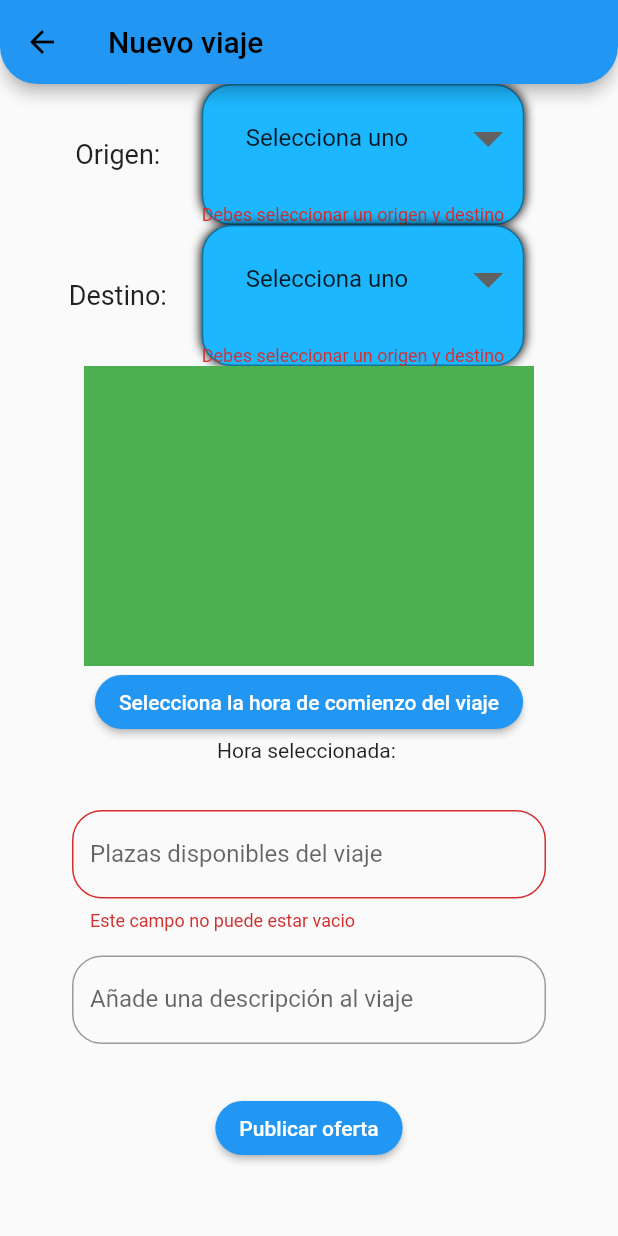
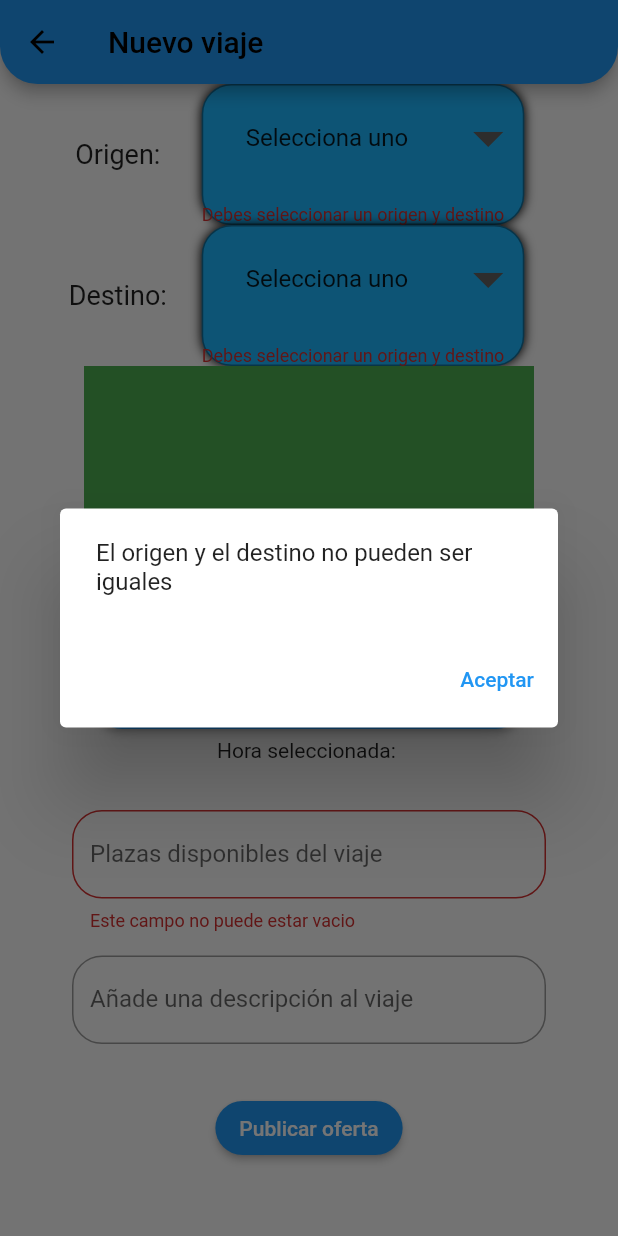
Before and after one commit to BryanVL/unicar, a Flutter app: the CrearOferta screen opened by its route, after a tap on "Publicar oferta", on a phone screen of 412 x 824 dp. Run offline on Flutter 3.47's test engine with Material 2 defaults, Android fonts, the phone set to English and light mode, and no system bars; our stand-ins replace supabase_flutter; accounts and stored records are empty.

Commit message:
Salta error cuando origen y destino son iguales

```diff
--- a/lib/main.dart
+++ b/lib/main.dart
@@ -46,7 +46,9 @@ class MyApp extends StatelessWidget {
               color: Colors.lightBlue,
             ),
           ),
-          buttonTheme: ButtonThemeData(textTheme: ButtonTextTheme.primary)),
+          buttonTheme: const ButtonThemeData(
+            textTheme: ButtonTextTheme.primary,
+          )),
       home: const TabBarScreen(title: 'Unicar'),
       routes: {
         OfertasScreen.kRouteName: (ctx) => const OfertasScreen(),
--- a/lib/screens/crear_oferta_screen.dart
+++ b/lib/screens/crear_oferta_screen.dart
@@ -134,10 +134,28 @@ class _CrearOfertaState extends State<CrearOferta> {
                 padding: const EdgeInsets.only(bottom: 32.0),
                 child: boton(
                   funcion: () async {
+                    if (dropdownValueDestino == dropdownValueOrigen) {
+                      showDialog(
+                          context: context,
+                          builder: (BuildContext context) {
+                            return AlertDialog(
+                              content: const Text('El origen y el destino no pueden ser iguales'),
+                              actions: [
+                                TextButton(
+                                  onPressed: () {
+                                    Navigator.of(context).pop();
+                                  },
+                                  child: const Text('Aceptar'),
+                                ),
+                              ],
+                            );
+                          });
+                    }
                     if (_formKey.currentState!.validate() &&
                         (dropdownValueOrigen != 'Selecciona uno' &&
                             dropdownValueDestino != 'Selecciona uno' &&
-                            selectedTime != '')) {
+                            selectedTime != '' &&
+                            dropdownValueDestino != dropdownValueOrigen)) {
                       Oferta.nuevoViaje(dropdownValueOrigen, dropdownValueDestino, selectedTime,
                               plazasController.text, descripcionController.text, 1)
                           .then((value) => Navigator.of(context).pop());
--- a/lib/widgets/dropdown.dart
+++ b/lib/widgets/dropdown.dart
@@ -59,9 +59,6 @@ class _customDropdownState extends State<customDropdown> {
                     if (dropdownValue == 'Selecciona uno') {
                       return 'Debes seleccionar un origen y destino';
                     }
-                    /*if (dropdownValueDestino == dropdownValueOrigen) {
-                      return 'Origen y destino no pueden ser iguales';
-                    }*/
                     return null;
                   },
                   decoration: const InputDecoration(
```
